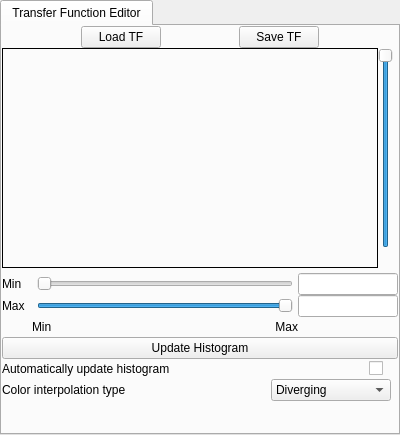
Above: apps/vaporgui/TFWidgetGUI.ui from StasJ/vapor-formatted before the change. Below: the same form after it.
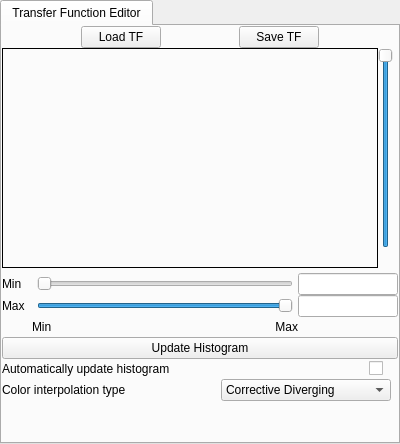
That is the form after the change. Custom widgets are drawn as their Qt base class.

```diff
--- a/apps/vaporgui/TFWidgetGUI.ui
+++ b/apps/vaporgui/TFWidgetGUI.ui
@@ -7,7 +7,7 @@
     <x>0</x>
     <y>0</y>
     <width>400</width>
-    <height>435</height>
+    <height>444</height>
    </rect>
   </property>
   <property name="sizePolicy">
@@ -575,10 +575,15 @@
            <widget class="QComboBox" name="colorInterpCombo">
             <property name="minimumSize">
              <size>
-              <width>120</width>
+              <width>170</width>
               <height>0</height>
              </size>
             </property>
+            <item>
+             <property name="text">
+              <string>Corrective Diverging</string>
+             </property>
+            </item>
             <item>
              <property name="text">
               <string>Diverging</string>
```
